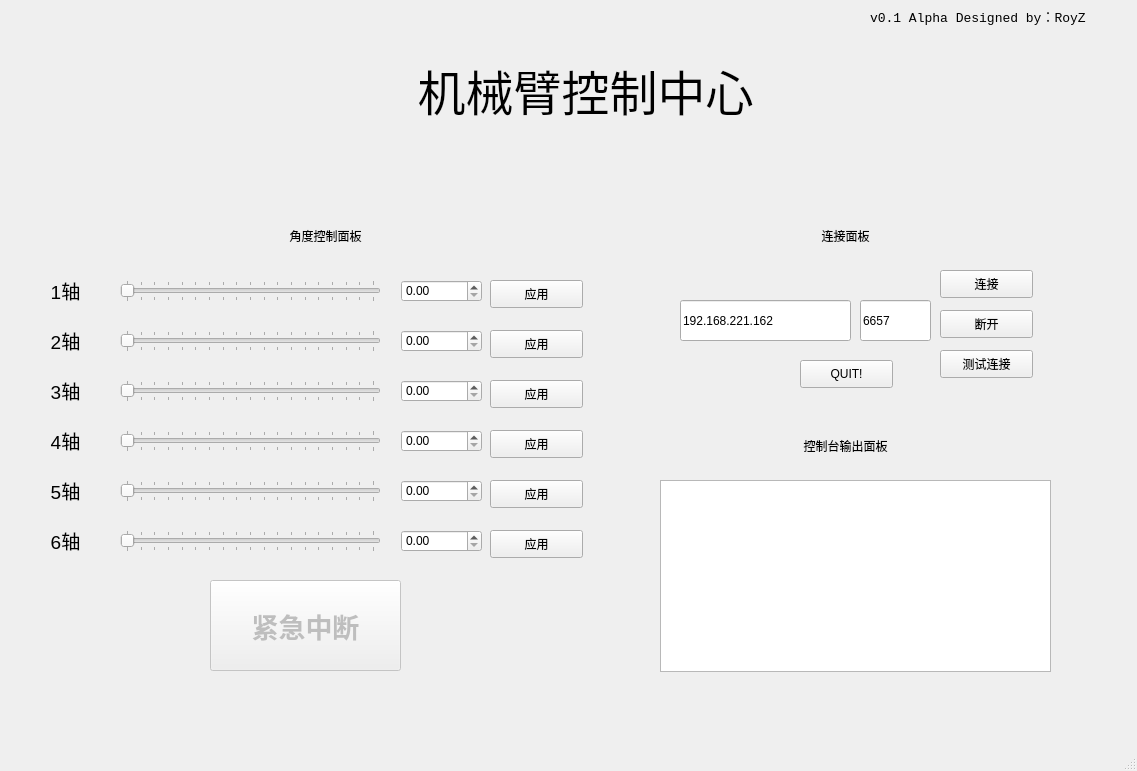
The window that QT-UI/mainwindow.ui (RoyZ-iwnl/Robot-Arm-Practice-2024) describes before a commit, drawn with Qt 5.
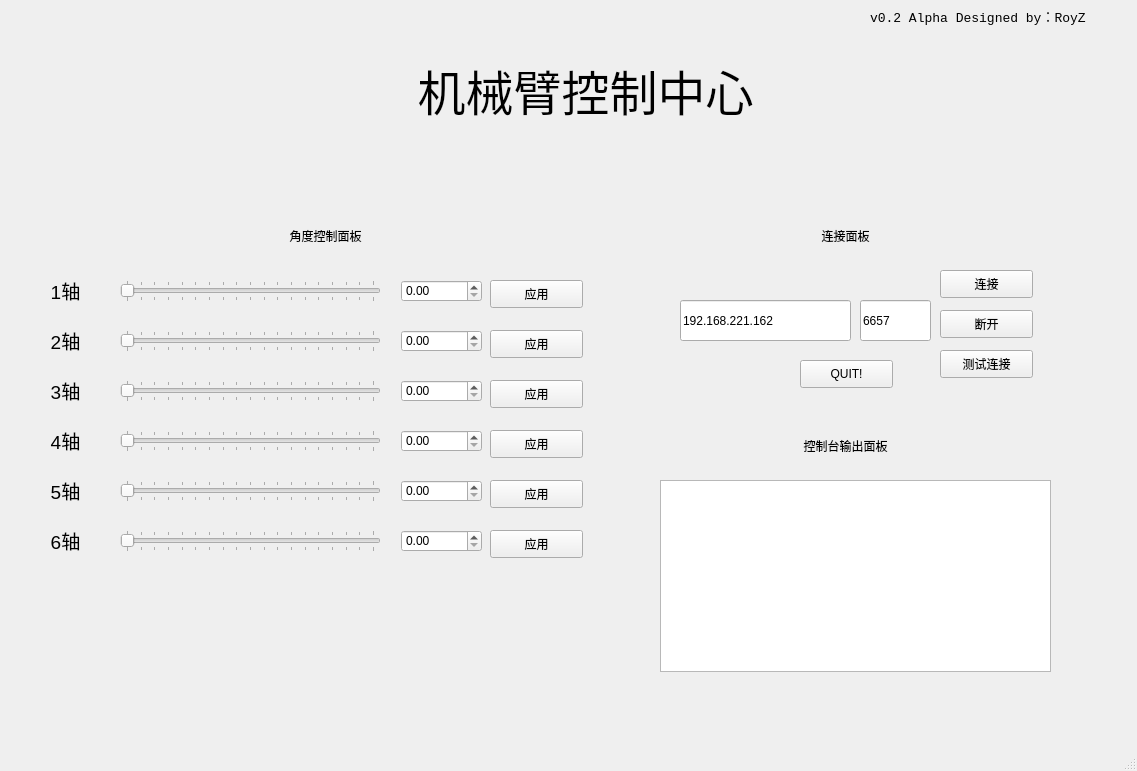
The same window after the commit.

```diff
--- a/QT-UI/mainwindow.ui
+++ b/QT-UI/mainwindow.ui
@@ -515,36 +515,6 @@
      <enum>QSlider::TicksBothSides</enum>
     </property>
    </widget>
-   <widget class="QPushButton" name="ButtonSTOP">
-    <property name="enabled">
-     <bool>false</bool>
-    </property>
-    <property name="geometry">
-     <rect>
-      <x>210</x>
-      <y>580</y>
-      <width>191</width>
-      <height>91</height>
-     </rect>
-    </property>
-    <property name="font">
-     <font>
-      <family>微软雅黑</family>
-      <pointsize>20</pointsize>
-      <weight>75</weight>
-      <bold>true</bold>
-     </font>
-    </property>
-    <property name="cursor">
-     <cursorShape>PointingHandCursor</cursorShape>
-    </property>
-    <property name="text">
-     <string>紧急中断</string>
-    </property>
-    <property name="flat">
-     <bool>false</bool>
-    </property>
-   </widget>
    <widget class="QLabel" name="label_9">
     <property name="geometry">
      <rect>
@@ -612,7 +582,7 @@
      </font>
     </property>
     <property name="text">
-     <string>v0.1 Alpha Designed by：RoyZ</string>
+     <string>v0.2 Alpha Designed by：RoyZ</string>
     </property>
    </widget>
    <widget class="QPushButton" name="ButtonSend5">
```
